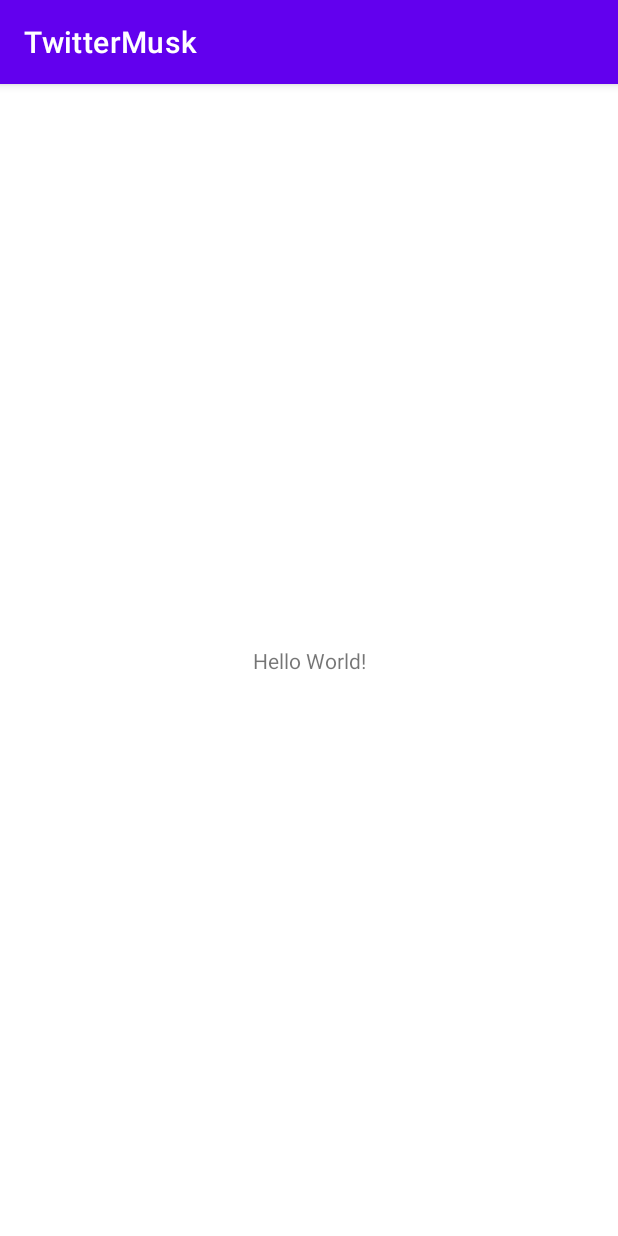
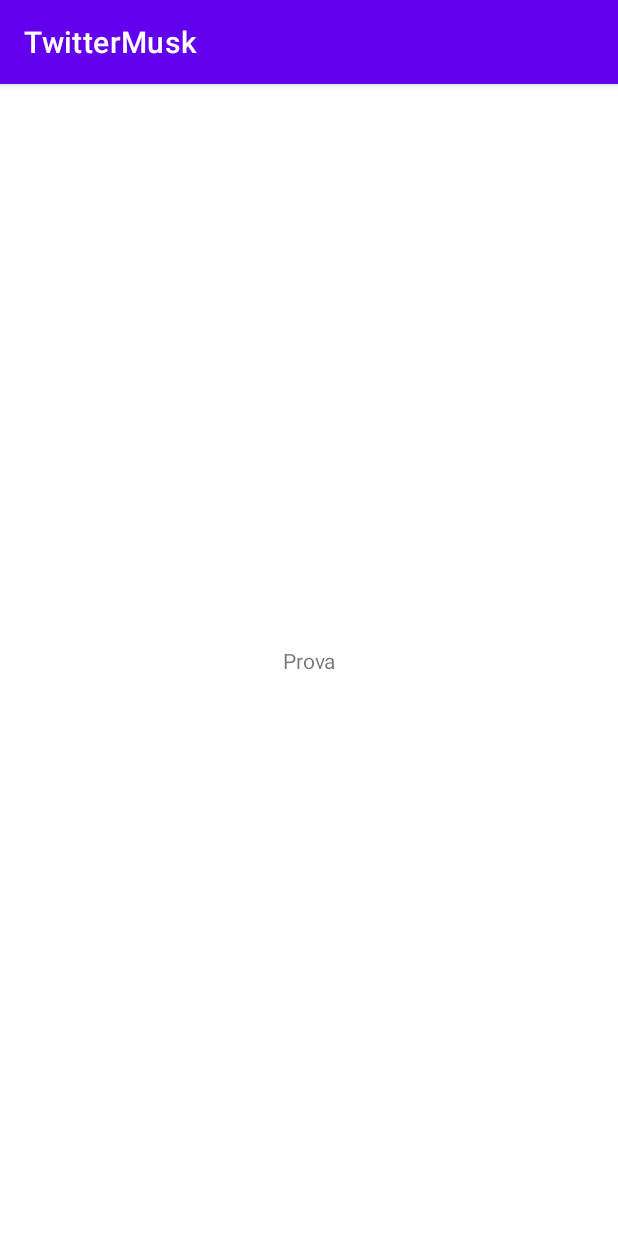
Before and after one commit to bellato-filippo/Twitter, an Android app: the screen it shows after launch (MainActivity), on a phone screen of 412 x 824 dp. Run offline under Robolectric (Android 15) with nearby library versions, the phone set to English and light mode, and no system bars.

Commit message:
prova commit

```diff
--- a/app/src/main/res/layout/activity_main.xml
+++ b/app/src/main/res/layout/activity_main.xml
@@ -9,7 +9,7 @@
     <TextView
         android:layout_width="wrap_content"
         android:layout_height="wrap_content"
-        android:text="Hello World!"
+        android:text="Prova"
         app:layout_constraintBottom_toBottomOf="parent"
         app:layout_constraintLeft_toLeftOf="parent"
         app:layout_constraintRight_toRightOf="parent"
```
